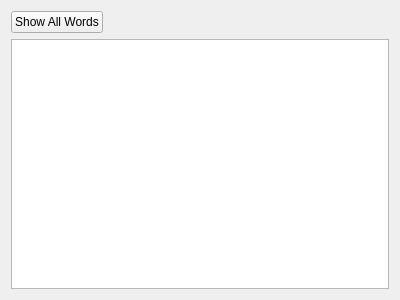
This is Forms/VocabularyGroupsWidget.ui in iatanasov77/qvocabulary as Qt 5 draws it before an edit. The edited form follows.
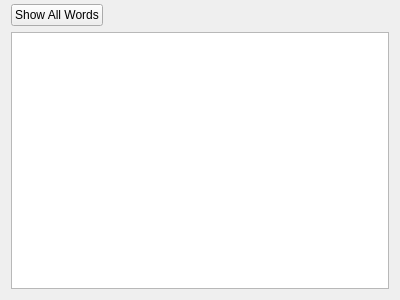
This is the edited form.

Commit message: Add Vocabulary Groups Shaw All Button.

Diff of the .ui file:
```diff
--- a/Forms/VocabularyGroupsWidget.ui
+++ b/Forms/VocabularyGroupsWidget.ui
@@ -14,6 +14,9 @@
    <string>Frame</string>
   </property>
   <layout class="QVBoxLayout" name="verticalLayout">
+   <property name="topMargin">
+    <number>4</number>
+   </property>
    <item>
     <layout class="QHBoxLayout" name="horizontalLayout">
      <item>
```
Left out of the diff: 2 changed lines with no effect on the pictures. The commit also changes 2 other files.
